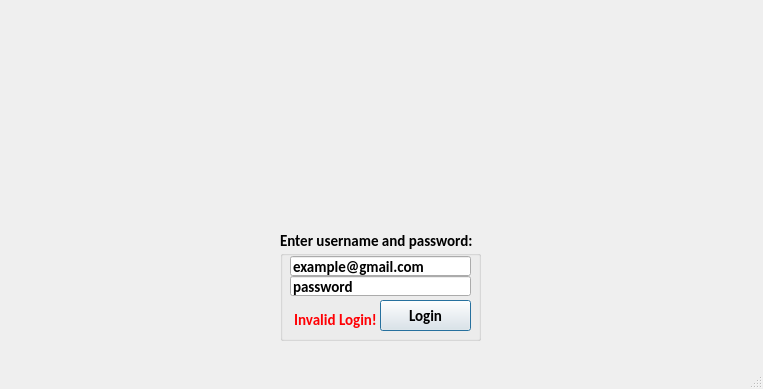
Before: the Qt Designer form QtCafeWorkforceManager/AuthWindow.ui in wreathe-unreal/CSIT314-Project, drawn with Qt 5.
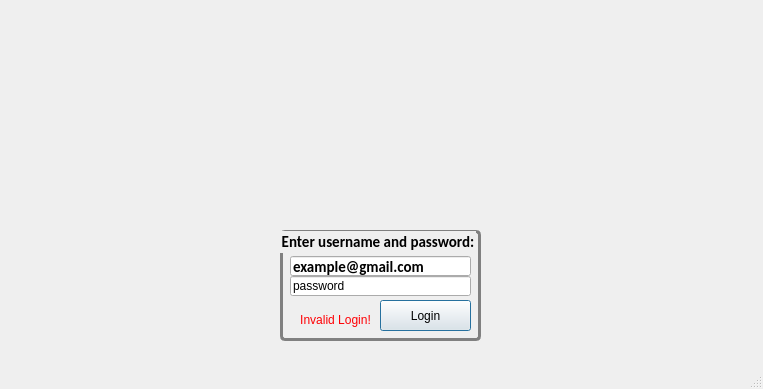
After: the same form once the commit is applied. Icons and pictures are not drawn.

```diff
--- a/QtCafeWorkforceManager/AuthWindow.ui
+++ b/QtCafeWorkforceManager/AuthWindow.ui
@@ -13,6 +13,9 @@
   <property name="windowTitle">
    <string>Cafe Log-in</string>
   </property>
+  <property name="styleSheet">
+   <string notr="true"/>
+  </property>
   <widget class="QWidget" name="centralwidget">
    <widget class="QGroupBox" name="groupBox">
     <property name="enabled">
@@ -26,6 +29,18 @@
       <height>111</height>
      </rect>
     </property>
+    <property name="sizePolicy">
+     <sizepolicy hsizetype="Preferred" vsizetype="Preferred">
+      <horstretch>0</horstretch>
+      <verstretch>0</verstretch>
+     </sizepolicy>
+    </property>
+    <property name="minimumSize">
+     <size>
+      <width>0</width>
+      <height>0</height>
+     </size>
+    </property>
     <property name="font">
      <font>
       <family>Calibri</family>
@@ -35,6 +50,12 @@
       <kerning>true</kerning>
      </font>
     </property>
+    <property name="styleSheet">
+     <string notr="true">QGroupBox { 
+     border: 3px solid gray; 
+     border-radius: 5px; 
+ } </string>
+    </property>
     <property name="title">
      <string>Enter username and password:</string>
     </property>
```
